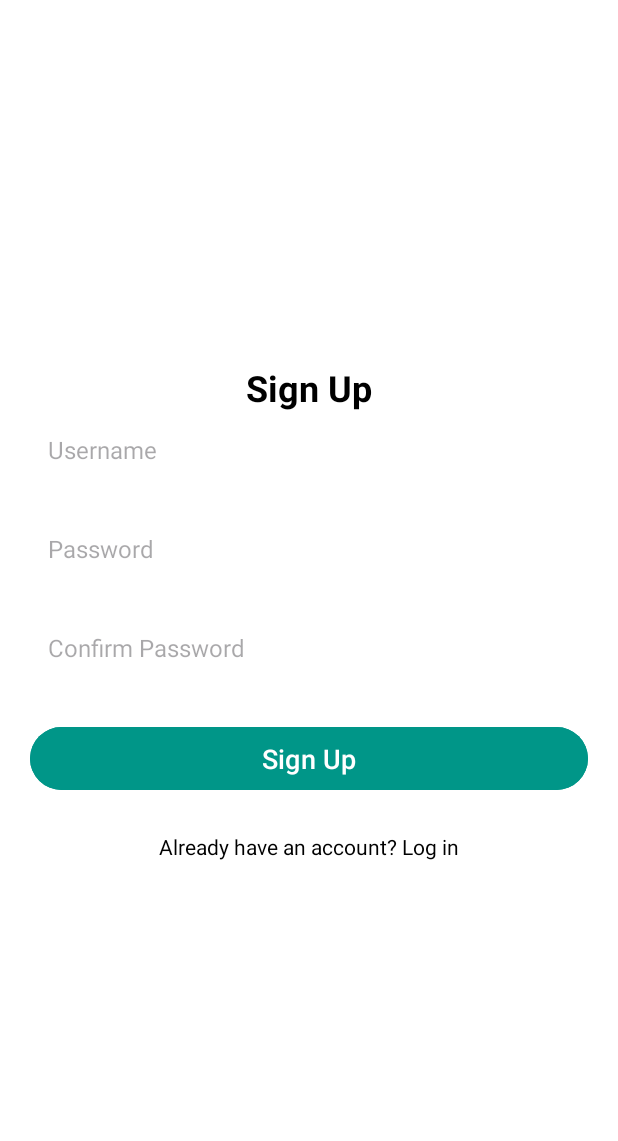
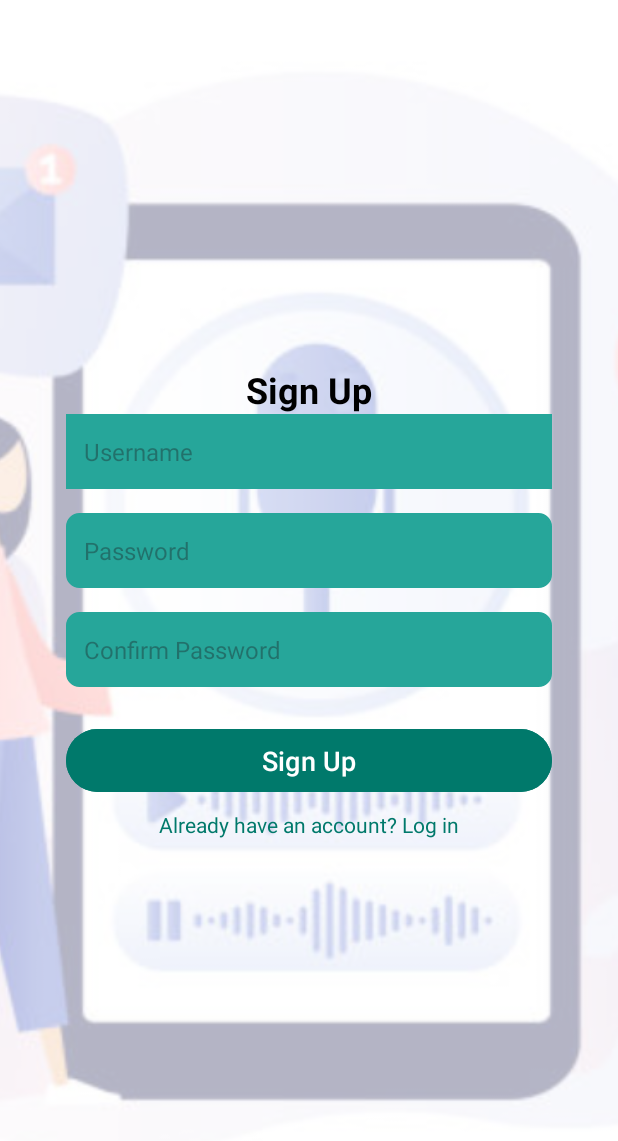
Before and after one commit to Hafsa-zafar39/VoiceNotify, an Android app: the layout activity_signup.xml on its own in the app's theme, with its tools: preview values and no code run, on a phone screen of 412 x 824 dp. Shown: the top 1141 px of the screen. Run offline under Robolectric (Android 15) with nearby library versions, the phone set to English and light mode, and no system bars.

```diff
--- a/app/build.gradle.kts
+++ b/app/build.gradle.kts
@@ -1,5 +1,6 @@
 plugins {
     alias(libs.plugins.androidApplication)
+    id("com.google.gms.google-services")
 }
 
 android {
@@ -34,6 +35,9 @@ dependencies {
     implementation(libs.material)
     implementation(libs.activity)
     implementation(libs.constraintlayout)
+    implementation(libs.firebase.auth)
+    implementation(libs.firebase.database) // Firebase Realtime Database
+
     testImplementation(libs.junit)
     androidTestImplementation(libs.ext.junit)
     androidTestImplementation(libs.espresso.core)
--- a/app/src/main/res/layout/activity_signup.xml
+++ b/app/src/main/res/layout/activity_signup.xml
@@ -1,10 +1,34 @@
-<LinearLayout xmlns:android="http://schemas.android.com/apk/res/android"
-    android:orientation="vertical"
+<FrameLayout xmlns:android="http://schemas.android.com/apk/res/android"
+    android:layout_width="match_parent"
+    android:layout_height="match_parent">
+
+    <!-- Background Image -->
+    <ImageView
+        android:id="@+id/backgroundImage"
         android:layout_width="match_parent"
         android:layout_height="match_parent"
-    android:gravity="center"
-    android:background="@color/white"
+        android:scaleType="centerCrop"
+        android:src="@drawable/appimg1" />
+
+    <!-- Light Overlay -->
+    <View
+        android:layout_width="match_parent"
+        android:layout_height="match_parent"
+        android:background="#B3FFFFFF" /> <!-- Semi-transparent white overlay -->
+
+    <!-- Signup Form -->
+    <ScrollView
+        android:layout_width="match_parent"
+        android:layout_height="match_parent"
         android:padding="20dp">
+
+        <LinearLayout
+            android:layout_width="match_parent"
+            android:layout_height="wrap_content"
+            android:orientation="vertical"
+            android:padding="24dp"
+            android:elevation="4dp"
+            android:layout_gravity="center">
 
             <!-- Title -->
             <TextView
@@ -16,7 +40,7 @@
                 android:layout_width="wrap_content"
                 android:layout_height="wrap_content"
                 android:layout_gravity="center"
-        android:marginBottom="24dp" />
+                 />
 
             <!-- Username Input -->
             <EditText
@@ -24,12 +48,11 @@
                 android:hint="Username"
                 android:layout_width="match_parent"
                 android:layout_height="50dp"
-        android:background="@drawable/spinner_background"
-        android:backgroundTint="@color/white"
+                android:background="@color/white"
+                android:backgroundTint="@color/teal400"
                 android:padding="12dp"
                 android:layout_marginBottom="16dp"
-        android:hintTextColor="@color/hintText"
-        android:textColor="@color/black"
+                android:textColor="@color/white"
                 android:textSize="16sp" />
 
             <!-- Password Input -->
@@ -40,10 +63,9 @@
                 android:layout_width="match_parent"
                 android:layout_height="50dp"
                 android:background="@drawable/spinner_background"
-        android:backgroundTint="@color/white"
+                android:backgroundTint="@color/teal400"
                 android:padding="12dp"
                 android:layout_marginBottom="16dp"
-        android:hintTextColor="@color/hintText"
                 android:textColor="@color/black"
                 android:textSize="16sp" />
 
@@ -55,34 +77,36 @@
                 android:layout_width="match_parent"
                 android:layout_height="50dp"
                 android:background="@drawable/spinner_background"
-        android:backgroundTint="@color/white"
+                android:backgroundTint="@color/teal400"
                 android:padding="12dp"
                 android:layout_marginBottom="24dp"
-        android:hintTextColor="@color/hintText"
                 android:textColor="@color/black"
                 android:textSize="16sp" />
 
-    <!-- Sign-Up Button -->
+            <!-- Sign Up Button -->
             <Button
                 android:id="@+id/signUpButton"
                 android:text="Sign Up"
                 android:layout_width="match_parent"
                 android:layout_height="50dp"
-        android:backgroundTint="@color/teal500"
+                android:backgroundTint="@color/teal600"
                 android:textColor="@color/white"
-        android:textSize="18sp"
-        android:layout_marginBottom="16dp" />
+                android:textSize="18sp" />
 
             <!-- Redirect to Login -->
             <TextView
                 android:id="@+id/redirectToLogin"
                 android:text="Already have an account? Log in"
                 android:textSize="14sp"
-        android:textColor="@color/black"
+                android:textColor="@color/teal600"
                 android:layout_width="wrap_content"
                 android:layout_height="wrap_content"
                 android:layout_gravity="center"
                 android:clickable="true"
                 android:focusable="true"
-        android:padding="8dp" />
+                android:padding="8dp"
+                android:minWidth="48dp"
+                android:minHeight="48dp" />
         </LinearLayout>
+    </ScrollView>
+</FrameLayout>
--- a/app/src/main/res/values/colors.xml
+++ b/app/src/main/res/values/colors.xml
@@ -9,6 +9,9 @@
 
     <!-- Additional Colors -->
     <color name="blueGray">#607D8B</color>>
+    <color name="semi">#B3FFFFFF</color>>
+    <color name="semi1">#80FFFFFF</color>>
+
     <color name="colorPrimaryDark">#64B5F6</color> <!-- Slightly Darker Blue -->
     <color name="colorAccent">#FFAB91</color> <!-- Light Coral -->
 
@@ -44,6 +47,12 @@
     <color name="lightGreen500">#8BC34A</color>  <!-- Bright Light Green -->
     <color name="lime500">#CDDC39</color>  <!-- Lime Green -->
     <color name="teal500">#009688</color>  <!-- Teal -->
+    <color name="teal400">#26A69A</color> <!-- Lighter Teal -->
+    <color name="teal600">#00796B</color> <!-- Darker Teal -->
+    <color name="teal700">#004D40</color> <!-- More Intense Dark Teal -->
+    <color name="teal100">#B2DFDB</color> <!-- Light Teal -->
+    <color name="teal200">#80CBC4</color> <!-- Light Teal Shade -->
+    <color name="teal300">#4DB6AC</color> <!-- Lighter Teal with less saturation -->
     <color name="emerald">#50C878</color>  <!-- Emerald Green -->
     <color name="forestGreen">#228B22</color>  <!-- Forest Green -->
     <color name="oliveGreen">#808000</color>  <!-- Olive Green -->
--- a/app/src/main/res/values/strings.xml
+++ b/app/src/main/res/values/strings.xml
@@ -2,6 +2,7 @@
     <string name="app_name">Voice Notify</string>
     <string-array name="task_types">
         <item>Select</item>
+        <item>Personal</item>
         <item>Work</item>
         <item>Exercise</item>
         <item>Leisure</item>
--- a/build.gradle.kts
+++ b/build.gradle.kts
@@ -1,4 +1,10 @@
 // Top-level build file where you can add configuration options common to all sub-projects/modules.
+buildscript {
+    dependencies {
+        classpath(libs.google.services) // Google Services plugin for Firebase
+    }
+}
+
 plugins {
     alias(libs.plugins.androidApplication) apply false
 }
--- a/gradle/libs.versions.toml
+++ b/gradle/libs.versions.toml
@@ -7,6 +7,9 @@ appcompat = "1.6.1"
 material = "1.12.0"
 activity = "1.8.0"
 constraintlayout = "2.1.4"
+googleServices = "4.4.2"
+firebaseAuth = "23.1.0"
+firebaseDatabase = "20.3.1" # Latest Firebase Realtime Database version
 
 [libraries]
 junit = { group = "junit", name = "junit", version.ref = "junit" }
@@ -16,6 +19,9 @@ appcompat = { group = "androidx.appcompat", name = "appcompat", version.ref = "a
 material = { group = "com.google.android.material", name = "material", version.ref = "material" }
 activity = { group = "androidx.activity", name = "activity", version.ref = "activity" }
 constraintlayout = { group = "androidx.constraintlayout", name = "constraintlayout", version.ref = "constraintlayout" }
+google-services = { group = "com.google.gms", name = "google-services", version.ref = "googleServices" }
+firebase-auth = { group = "com.google.firebase", name = "firebase-auth", version.ref = "firebaseAuth" }
+firebase-database = { group = "com.google.firebase", name = "firebase-database", version.ref = "firebaseDatabase" }
 
 [plugins]
 androidApplication = { id = "com.android.application", version.ref = "agp" }
```
Also changed, not shown: app/src/main/AndroidManifest.xml (+12 -11 lines), app/src/main/java/com/sid/voicenot/Login.java (+57 -37 lines), app/src/main/java/com/sid/voicenot/MainActivity.java (+87 -46 lines), app/src/main/java/com/sid/voicenot/SignUp.java (+58 -31 lines), app/src/main/res/layout/activity_login.xml (+41 -14 lines), app/src/main/res/layout/activity_main.xml (+3 -4 lines), 1 other file. Lines whose indentation alone changed are shown as unchanged.
